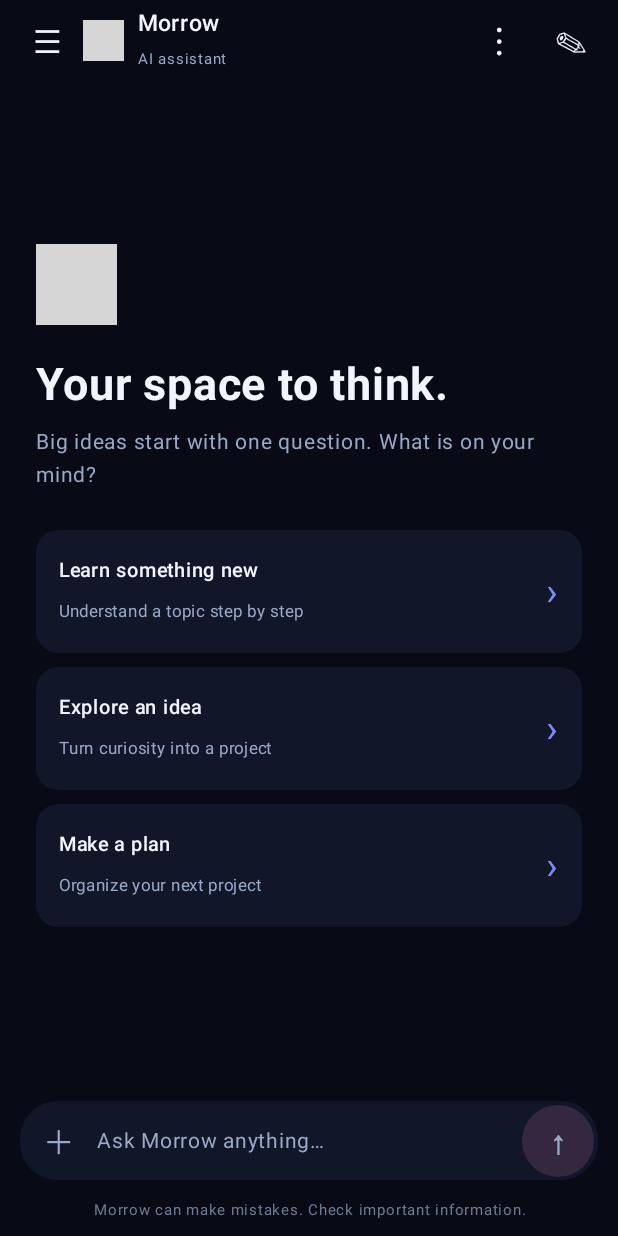
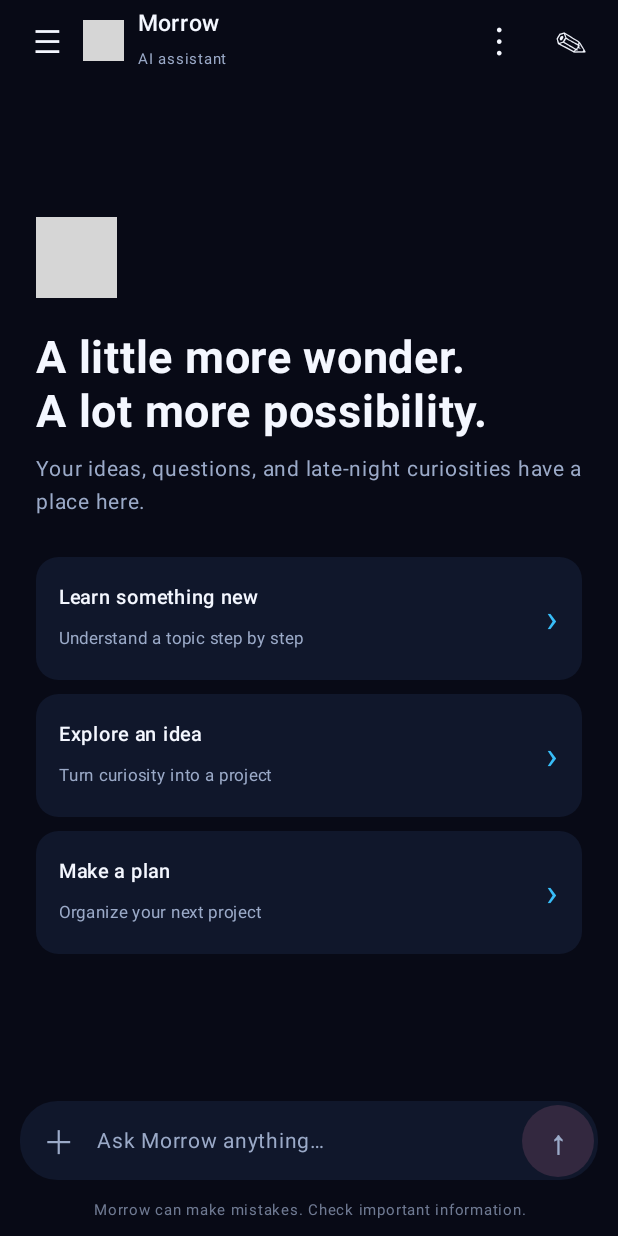
Before and after one commit to prasunmukherjeeee28-ops/Morrow, an Android app built with Jetpack Compose: the screen it shows after launch (MainActivity), on a phone screen of 412 x 824 dp. Run offline under Robolectric (Android 15) with nearby library versions, the light colour scheme and no system bars; grey boxes are pictures that could not be loaded.

Commit message:
Polish Morrow dark space UI palette and welcome copy

```diff
--- a/app/src/main/java/com/morrow/ai/MorrowMainActivity.kt
+++ b/app/src/main/java/com/morrow/ai/MorrowMainActivity.kt
@@ -75,13 +75,13 @@ import java.net.HttpURLConnection
 import java.net.URL
 
 private val MorrowBackground = Color(0xFF080A16)
-private val MorrowSurface = Color(0xFF111629)
+private val MorrowSurface = Color(0xFF10172B)
 private val MorrowSidebar = Color(0xFF0B1020)
-private val MorrowAccent = Color(0xFF818CF8)
-private val MorrowText = Color(0xFFF1F5FF)
-private val MorrowMuted = Color(0xFF9AA8C7)
-private val MorrowBorder = Color(0xFF26304B)
-private val MorrowSelected = Color(0xFF202746)
+private val MorrowAccent = Color(0xFF38BDF8)
+private val MorrowText = Color(0xFFF4F7FF)
+private val MorrowMuted = Color(0xFF9BAAC8)
+private val MorrowBorder = Color(0xFF263653)
+private val MorrowSelected = Color(0xFF172B46)
 
 // The Gemini API key stays in Cloudflare Worker secrets, never inside this app.
 private const val MORROW_CHAT_ENDPOINT =
@@ -216,7 +216,7 @@ private fun MorrowMainScreen() {
                         Spacer(Modifier.width(10.dp))
                         Column {
                             Text("morrow", fontSize = 22.sp, fontWeight = FontWeight.Bold, color = MorrowText)
-                            Text("YOUR SPACE TO THINK", fontSize = 9.sp, letterSpacing = 1.2.sp, color = MorrowMuted)
+                            Text("YOUR SPACE TO EXPLORE", fontSize = 9.sp, letterSpacing = 1.2.sp, color = MorrowMuted)
                         }
                         Spacer(Modifier.weight(1f))
                         IconButton(onClick = { scope.launch { drawerState.close() } }) {
@@ -365,7 +365,7 @@ private fun MorrowMainScreen() {
                     BrandMark(Modifier.size(54.dp))
                     Spacer(Modifier.height(22.dp))
                     Text(
-                        "Your space to think.",
+                        "A little more wonder.\nA lot more possibility.",
                         color = MorrowText,
                         fontSize = 30.sp,
                         lineHeight = 36.sp,
@@ -373,7 +373,7 @@ private fun MorrowMainScreen() {
                     )
                     Spacer(Modifier.height(9.dp))
                     Text(
-                        "Big ideas start with one question. What is on your mind?",
+                        "Your ideas, questions, and late-night curiosities have a place here.",
                         color = MorrowMuted,
                         fontSize = 14.sp,
                         lineHeight = 22.sp
@@ -406,7 +406,7 @@ private fun MorrowMainScreen() {
                             Row(verticalAlignment = Alignment.CenterVertically) {
                                 BrandMark(Modifier.size(25.dp))
                                 Spacer(Modifier.width(9.dp))
-                                Text("Thinking through the stars…", color = MorrowMuted, fontSize = 13.sp)
+                                Text("Morrow is thinking…", color = MorrowMuted, fontSize = 13.sp)
                             }
                         }
                     }
```
